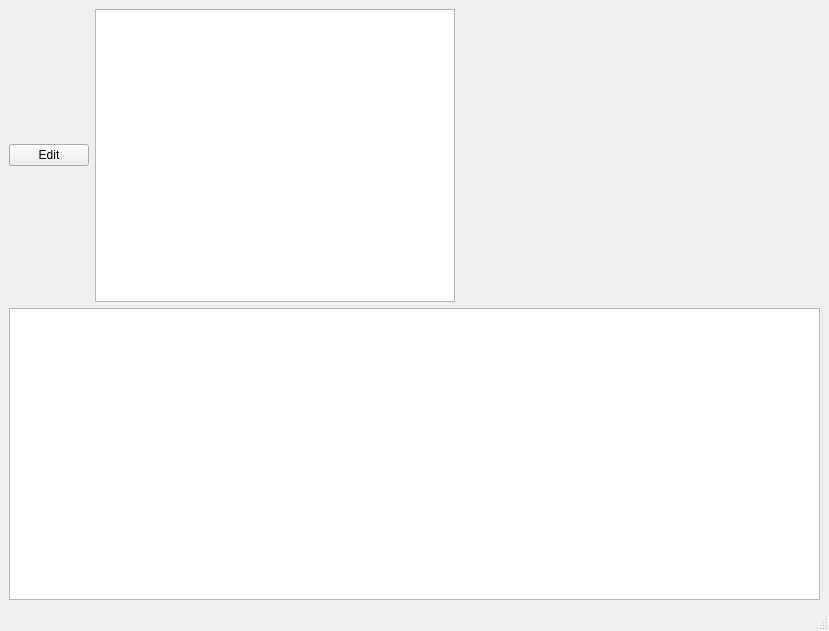
First picture: the form in mainwindow.ui, repository mendzek/DartEvil, before the edit.
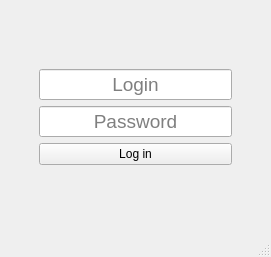
Second picture: the form after the edit.

```diff
--- a/mainwindow.ui
+++ b/mainwindow.ui
@@ -6,8 +6,8 @@
    <rect>
     <x>0</x>
     <y>0</y>
-    <width>829</width>
-    <height>631</height>
+    <width>271</width>
+    <height>257</height>
    </rect>
   </property>
   <property name="windowTitle">
@@ -15,31 +15,103 @@
   </property>
   <widget class="QWidget" name="centralwidget">
    <layout class="QGridLayout" name="gridLayout">
-    <item row="0" column="0">
-     <widget class="QPushButton" name="BT_Edit">
-      <property name="text">
-       <string>Edit</string>
+    <item row="2" column="1">
+     <widget class="QLineEdit" name="LE_Login">
+      <property name="font">
+       <font>
+        <pointsize>14</pointsize>
+       </font>
       </property>
+      <property name="alignment">
+       <set>Qt::AlignCenter</set>
+      </property>
+      <property name="placeholderText">
+       <string>Login</string>
+      </property>
      </widget>
     </item>
-    <item row="0" column="2">
+    <item row="3" column="1">
+     <widget class="QLineEdit" name="LE_Password">
+      <property name="font">
+       <font>
+        <pointsize>14</pointsize>
+       </font>
+      </property>
+      <property name="alignment">
+       <set>Qt::AlignCenter</set>
+      </property>
+      <property name="placeholderText">
+       <string>Password</string>
+      </property>
+     </widget>
+    </item>
+    <item row="5" column="1">
+     <spacer name="verticalSpacer_2">
+      <property name="orientation">
+       <enum>Qt::Vertical</enum>
+      </property>
+      <property name="sizeHint" stdset="0">
+       <size>
+        <width>20</width>
+        <height>40</height>
+       </size>
+      </property>
+     </spacer>
+    </item>
+    <item row="1" column="0">
      <spacer name="horizontalSpacer">
       <property name="orientation">
        <enum>Qt::Horizontal</enum>
       </property>
+      <property name="sizeType">
+       <enum>QSizePolicy::Fixed</enum>
+      </property>
       <property name="sizeHint" stdset="0">
        <size>
-        <width>40</width>
+        <width>30</width>
+        <height>20</height>
+       </size>
+      </property>
+     </spacer>
+    </item>
+    <item row="1" column="2">
+     <spacer name="horizontalSpacer_2">
+      <property name="orientation">
+       <enum>Qt::Horizontal</enum>
+      </property>
+      <property name="sizeType">
+       <enum>QSizePolicy::Fixed</enum>
+      </property>
+      <property name="sizeHint" stdset="0">
+       <size>
+        <width>30</width>
         <height>20</height>
        </size>
       </property>
      </spacer>
     </item>
     <item row="0" column="1">
-     <widget class="QTextEdit" name="textEdit"/>
+     <spacer name="verticalSpacer">
+      <property name="orientation">
+       <enum>Qt::Vertical</enum>
+      </property>
+      <property name="sizeType">
+       <enum>QSizePolicy::Fixed</enum>
+      </property>
+      <property name="sizeHint" stdset="0">
+       <size>
+        <width>20</width>
+        <height>40</height>
+       </size>
+      </property>
+     </spacer>
     </item>
-    <item row="2" column="0" colspan="3">
-     <widget class="QTableView" name="tableView"/>
+    <item row="4" column="1">
+     <widget class="QPushButton" name="BT_AcceptLogPass">
+      <property name="text">
+       <string>Log in</string>
+      </property>
+     </widget>
     </item>
    </layout>
   </widget>
```
Left out of the diff: 2 changed lines with no effect on the pictures.
